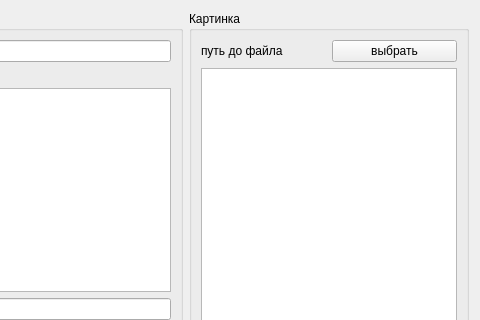
Above: manualdialog.ui from balamyt92/ManualBase before the change; both pictures show x 195 to 675 and y 0 to 320 of the 675 by 511 pixel window. Below: the same form after it.
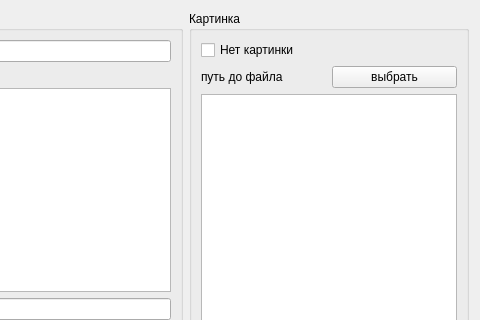
That is the form after the change.

Patch:
```diff
--- a/manualdialog.ui
+++ b/manualdialog.ui
@@ -23,6 +23,13 @@
       <string>Картинка</string>
      </property>
      <layout class="QVBoxLayout" name="verticalLayout_2">
+      <item>
+       <widget class="QCheckBox" name="checkBox">
+        <property name="text">
+         <string>Нет картинки</string>
+        </property>
+       </widget>
+      </item>
       <item>
        <layout class="QHBoxLayout" name="horizontalLayout">
         <item>
```
